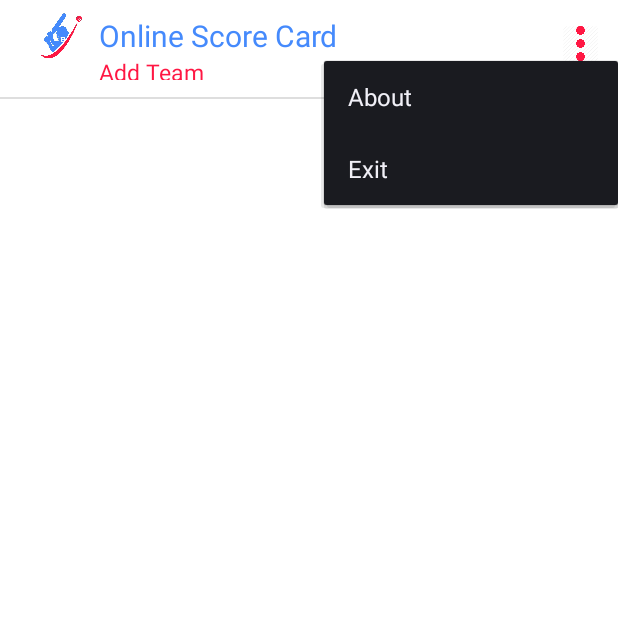
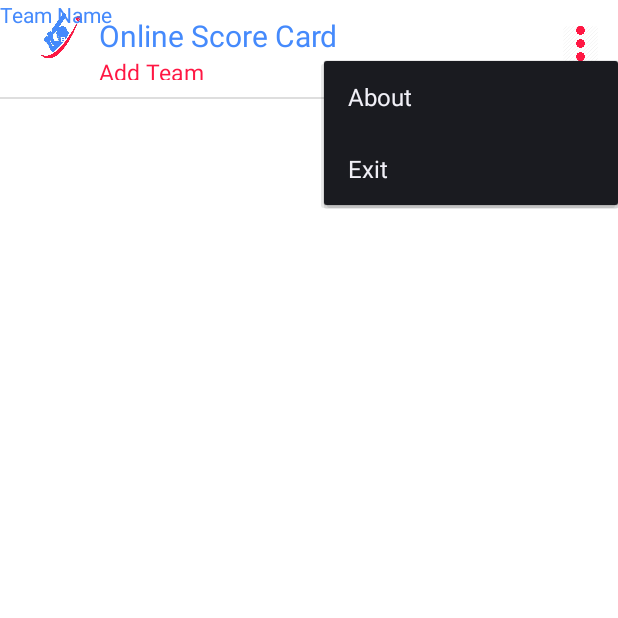
Before and after one commit to SMAliFarazBukhari/OnlineCrickerScore, an Android app: the AddTeams screen opened directly, with no data from a screen before it, after a tap on an icon or button, on a phone screen of 412 x 824 dp, the top half of it. Run offline under Robolectric (Android 15) with nearby library versions, the phone set to English and light mode, and no system bars.

Commit message:
Craeted Text View

```diff
--- a/app/src/main/res/layout/activity_add_teams.xml
+++ b/app/src/main/res/layout/activity_add_teams.xml
@@ -79,7 +79,9 @@
 
    <TextView
        android:layout_width="wrap_content"
-       android:layout_height="wrap_content" />
+       android:layout_height="wrap_content"
+       android:text="Team Name"
+       />
 
 
 </RelativeLayout>
```
